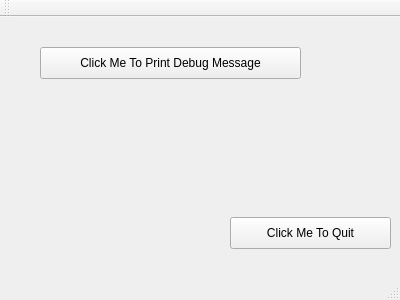
Above: basic/simple/mainwindow.ui from yyu/hi-qt before the change. Below: the same form after it.
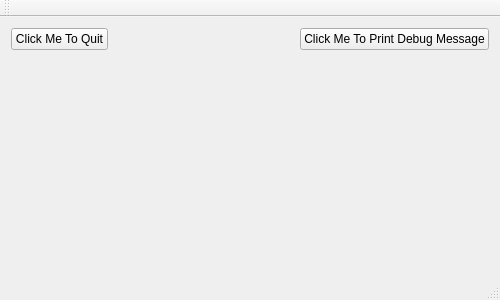
That is the form after the change.

Commit message: added H/V layouts and H/V spacers

The edit to the form file:
```diff
--- a/basic/simple/mainwindow.ui
+++ b/basic/simple/mainwindow.ui
@@ -6,7 +6,7 @@
    <rect>
     <x>0</x>
     <y>0</y>
-    <width>400</width>
+    <width>500</width>
     <height>300</height>
    </rect>
   </property>
@@ -14,32 +14,55 @@
    <string>MainWindow</string>
   </property>
   <widget class="QWidget" name="centralWidget">
+   <layout class="QVBoxLayout" name="verticalLayout">
+    <item>
+     <layout class="QHBoxLayout" name="simpleHorizontalLayout">
+      <item>
    <widget class="QPushButton" name="clickToQuitButton">
-    <property name="geometry">
-     <rect>
-      <x>230</x>
-      <y>200</y>
-      <width>161</width>
-      <height>32</height>
-     </rect>
-    </property>
     <property name="text">
      <string>Click Me To Quit</string>
     </property>
    </widget>
+      </item>
+      <item>
+       <spacer name="horizontalSpacer">
+        <property name="orientation">
+         <enum>Qt::Horizontal</enum>
+        </property>
+        <property name="sizeHint" stdset="0">
+         <size>
+          <width>40</width>
+          <height>20</height>
+         </size>
+        </property>
+       </spacer>
+      </item>
+      <item>
    <widget class="QPushButton" name="qDebugButton">
-    <property name="geometry">
-     <rect>
-      <x>40</x>
-      <y>30</y>
-      <width>261</width>
-      <height>32</height>
-     </rect>
-    </property>
     <property name="text">
      <string>Click Me To Print Debug Message</string>
     </property>
    </widget>
+      </item>
+     </layout>
+    </item>
+    <item>
+     <layout class="QVBoxLayout" name="simpleVerticalLayout"/>
+    </item>
+    <item>
+     <spacer name="verticalSpacer">
+      <property name="orientation">
+       <enum>Qt::Vertical</enum>
+      </property>
+      <property name="sizeHint" stdset="0">
+       <size>
+        <width>20</width>
+        <height>40</height>
+       </size>
+      </property>
+     </spacer>
+    </item>
+   </layout>
   </widget>
   <widget class="QMenuBar" name="menuBar">
    <property name="geometry">
```
Left out of the diff: 2 changed lines with no effect on the pictures. Lines whose indentation alone changed are shown as unchanged.
